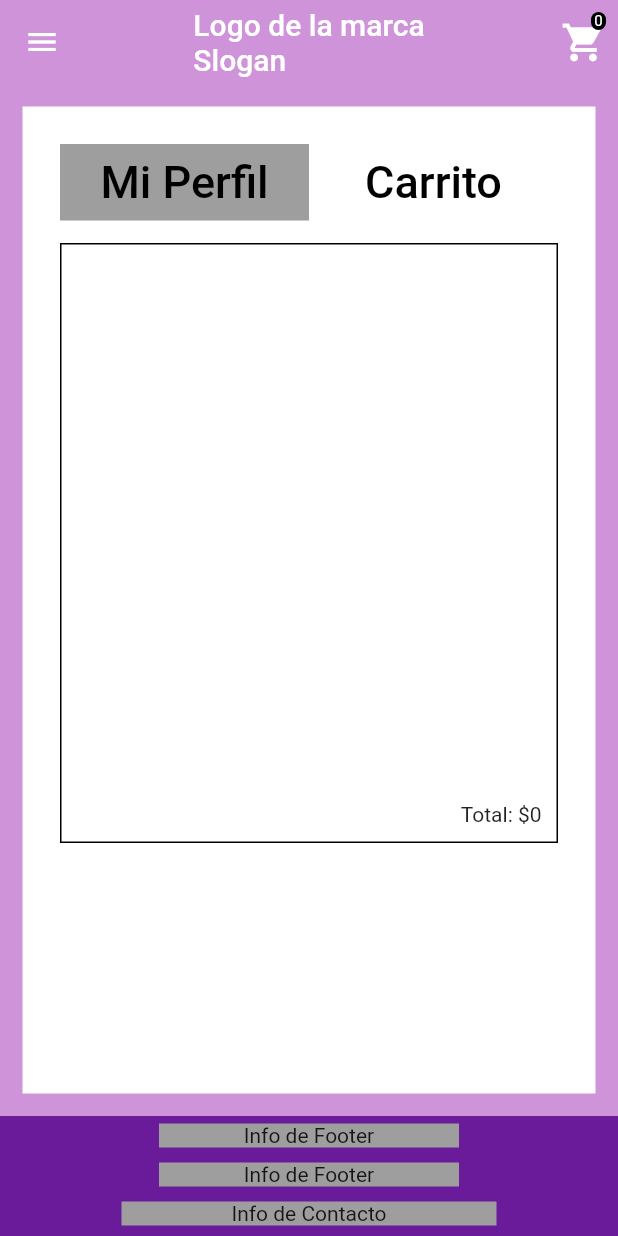
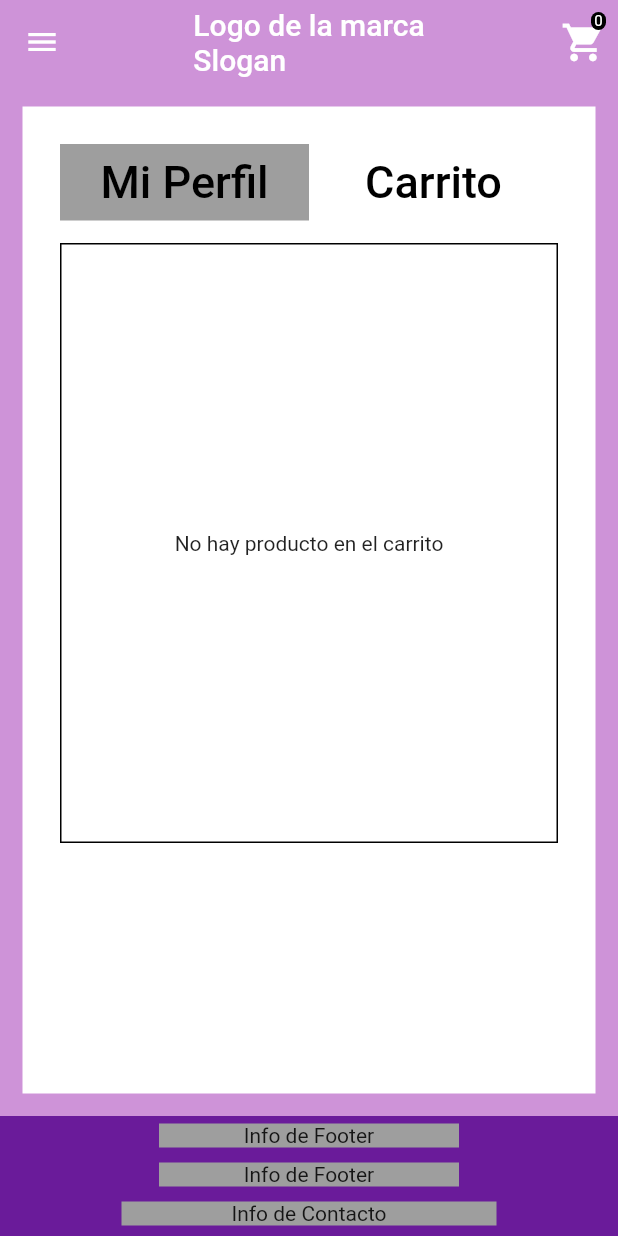
Before and after one commit to No-Country/C2-G57-T, a Flutter app: the Shop screen opened by its route, on a phone screen of 412 x 824 dp. Run offline on Flutter 3.47's test engine with Material 2 defaults, Android fonts, the phone set to English and light mode, and no system bars; our stand-ins replace card_swiper.

Commit message:
finalizado carrito de compras y cancelacion

```diff
--- a/ecommerce-client/ecommerce-client-mobile/ecommercemobile/lib/screens/details.dart
+++ b/ecommerce-client/ecommerce-client-mobile/ecommercemobile/lib/screens/details.dart
@@ -246,7 +246,7 @@ class _DetailState extends State<Detail> {
                         children: [
                           IconButton(
                               icon: Icon(
-                                Icons.minimize_rounded,
+                                Icons.remove,
                                 size: 20,
                               ),
                               onPressed: () {
--- a/ecommerce-client/ecommerce-client-mobile/ecommercemobile/lib/screens/shop.dart
+++ b/ecommerce-client/ecommerce-client-mobile/ecommercemobile/lib/screens/shop.dart
@@ -154,7 +154,16 @@ class _CarritoState extends State<Carrito> {
         decoration: BoxDecoration(border: Border.all(color: Colors.black)),
         child: Padding(
           padding: const EdgeInsets.all(10.0),
-          child: Column(
+          child: productProvider.productsList.isEmpty
+              ? Center(
+                  child: Container(
+                    alignment: Alignment.center,
+                    height: 100,
+                    width: 300,
+                    child: Text("No hay producto en el carrito"),
+                  ),
+                )
+              : Column(
                   children: [
                     Expanded(
                       child: ListView.builder(
@@ -165,12 +174,26 @@ class _CarritoState extends State<Carrito> {
                           final int cantidad =
                               productProvider.cantidadProducto[index];
 
-                    return Column(
+                          return Dismissible(
+                            background: Container(
+                              color: Colors.green,
+                            ),
+                            key: ValueKey<Product>(producto),
+                            onDismissed: (DismissDirection direction) {
+                              setState(() {
+                                productProvider.productsList.removeAt(index);
+                                productProvider.carritoItem--;
+                                productProvider.pagoTotal -=
+                                    producto.price * cantidad;
+                              });
+                            },
+                            child: Column(
                               children: [
                                 ListTile(
                                   leading: Container(
                                     child: FadeInImage(
-                                placeholder: AssetImage("assets/loading.gif"),
+                                        placeholder:
+                                            AssetImage("assets/loading.gif"),
                                         image: AssetImage(producto.imagen)),
                                   ),
                                   title: Text(
@@ -178,7 +201,7 @@ class _CarritoState extends State<Carrito> {
                                     style: TextStyle(fontSize: 14),
                                   ),
                                   subtitle: Text("Cantidad: ${cantidad}"),
-                          trailing: Text("${producto.price}"),
+                                  trailing: Text("\$${producto.price}"),
                                 ),
                                 Divider(
                                   thickness: 2.0,
@@ -187,6 +210,7 @@ class _CarritoState extends State<Carrito> {
                                   height: 10.0,
                                 )
                               ],
+                            ),
                           );
                         },
                       ),
```
Lines whose indentation alone changed are shown as unchanged.
